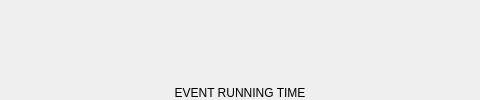
Old version of the form src/eventtimewidget.ui in the repository sledzik1984/timer; both pictures show x 260 to 740 and y 0 to 100 of the 1000 by 100 pixel window.
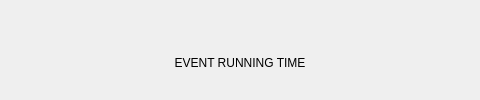
New version of the form.

Commit message:
EventTimeWidget: inherit from StyleWidget
Add margins.

```diff
--- a/src/eventtimewidget.ui
+++ b/src/eventtimewidget.ui
@@ -15,16 +15,16 @@
     <number>0</number>
    </property>
    <property name="leftMargin">
-    <number>0</number>
+    <number>30</number>
    </property>
    <property name="topMargin">
-    <number>0</number>
+    <number>30</number>
    </property>
    <property name="rightMargin">
-    <number>0</number>
+    <number>30</number>
    </property>
    <property name="bottomMargin">
-    <number>0</number>
+    <number>30</number>
    </property>
    <item>
     <widget class="QLabel" name="label">
```
The commit also changes 2 other files.
